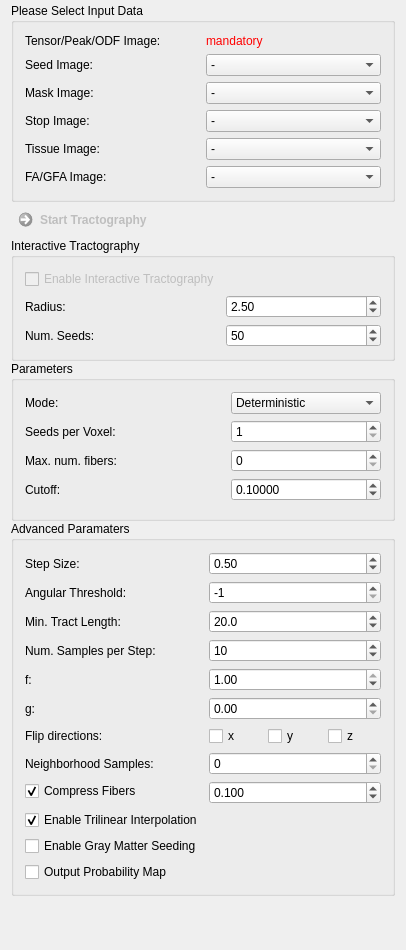
First picture: the form in Plugins/org.mitk.gui.qt.diffusionimaging.tractography/src/internal/QmitkStreamlineTrackingViewControls.ui, repository MITK/MITK, before the edit.
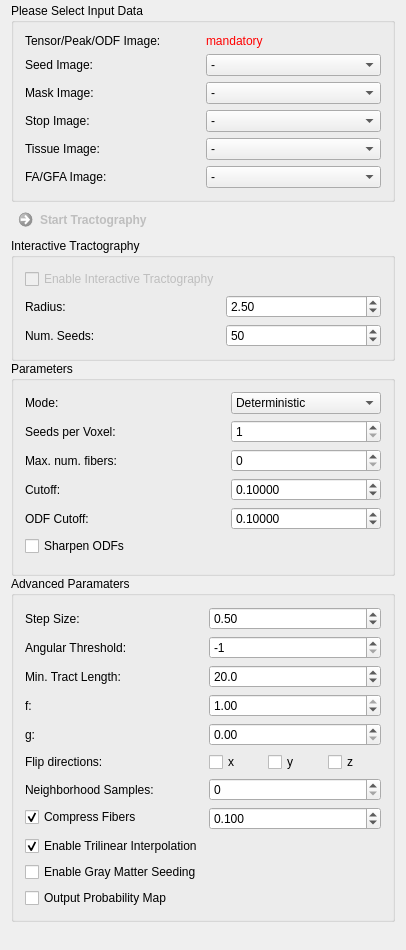
Second picture: the form after the edit. Custom widgets are drawn as their Qt base class.

```diff
--- a/Plugins/org.mitk.gui.qt.diffusionimaging.tractography/src/internal/QmitkStreamlineTrackingViewControls.ui
+++ b/Plugins/org.mitk.gui.qt.diffusionimaging.tractography/src/internal/QmitkStreamlineTrackingViewControls.ui
@@ -310,7 +310,7 @@
         </property>
        </widget>
       </item>
-      <item row="4" column="0">
+      <item row="6" column="0">
        <spacer name="horizontalSpacer">
         <property name="orientation">
          <enum>Qt::Horizontal</enum>
@@ -326,6 +326,45 @@
         </property>
        </spacer>
       </item>
+      <item row="4" column="0">
+       <widget class="QLabel" name="m_OdfCutoffLabel">
+        <property name="toolTip">
+         <string/>
+        </property>
+        <property name="text">
+         <string>ODF Cutoff:</string>
+        </property>
+       </widget>
+      </item>
+      <item row="4" column="1">
+       <widget class="QDoubleSpinBox" name="m_OdfCutoffBox">
+        <property name="toolTip">
+         <string>Additional threshold on the ODF magnitude. This is useful in case of CSD fODF tractography.</string>
+        </property>
+        <property name="decimals">
+         <number>5</number>
+        </property>
+        <property name="maximum">
+         <double>1.000000000000000</double>
+        </property>
+        <property name="singleStep">
+         <double>0.100000000000000</double>
+        </property>
+        <property name="value">
+         <double>0.100000000000000</double>
+        </property>
+       </widget>
+      </item>
+      <item row="5" column="0">
+       <widget class="QCheckBox" name="m_SharpenOdfsBox">
+        <property name="toolTip">
+         <string>If you are using dODF images as input, it is advisable to sharpen the ODFs (min-max normalize and raise to the power of 4). This is not necessary for CSD fODFs, since they are naturally much sharper.</string>
+        </property>
+        <property name="text">
+         <string>Sharpen ODFs</string>
+        </property>
+       </widget>
+      </item>
      </layout>
     </widget>
    </item>
@@ -428,7 +467,7 @@
         </property>
        </widget>
       </item>
-      <item row="4" column="0">
+      <item row="3" column="0">
        <widget class="QLabel" name="m_fLabel">
         <property name="toolTip">
          <string>f parameter of tensor tractography. f=1 + g=0 means FACT (depending on the chosen interpolation). f=0 and g=1 means TEND (disable interpolation for this mode!).</string>
@@ -438,7 +477,7 @@
         </property>
        </widget>
       </item>
-      <item row="4" column="1">
+      <item row="3" column="1">
        <widget class="QDoubleSpinBox" name="m_fBox">
         <property name="toolTip">
          <string>f=1 + g=0 means FACT (depending on the chosen interpolation). f=0 and g=1 means TEND (disable interpolation for this mode!).</string>
@@ -457,7 +496,7 @@
         </property>
        </widget>
       </item>
-      <item row="5" column="0">
+      <item row="4" column="0">
        <widget class="QLabel" name="m_gLabel">
         <property name="toolTip">
          <string/>
@@ -467,7 +506,7 @@
         </property>
        </widget>
       </item>
-      <item row="5" column="1">
+      <item row="4" column="1">
        <widget class="QDoubleSpinBox" name="m_gBox">
         <property name="toolTip">
          <string>f=1 + g=0 means FACT (depending on the chosen interpolation). f=0 and g=1 means TEND (disable interpolation for this mode!).</string>
@@ -486,7 +525,7 @@
         </property>
        </widget>
       </item>
-      <item row="6" column="0">
+      <item row="5" column="0">
        <widget class="QLabel" name="m_SeedsPerVoxelLabel_3">
         <property name="toolTip">
          <string/>
@@ -496,7 +535,7 @@
         </property>
        </widget>
       </item>
-      <item row="6" column="1">
+      <item row="5" column="1">
        <widget class="QFrame" name="frame">
         <property name="frameShape">
          <enum>QFrame::NoFrame</enum>
@@ -550,7 +589,7 @@
         </layout>
        </widget>
       </item>
-      <item row="7" column="0">
+      <item row="6" column="0">
        <widget class="QLabel" name="m_SeedsPerVoxelLabel_2">
         <property name="toolTip">
          <string/>
@@ -560,7 +599,7 @@
         </property>
        </widget>
       </item>
-      <item row="7" column="1">
+      <item row="6" column="1">
        <widget class="QSpinBox" name="m_NumSamplesBox">
         <property name="toolTip">
          <string>Number of neighborhood samples that are used to determine the next fiber progression direction.</string>
@@ -570,7 +609,7 @@
         </property>
        </widget>
       </item>
-      <item row="8" column="0">
+      <item row="7" column="0">
        <widget class="QCheckBox" name="m_ResampleFibersBox">
         <property name="toolTip">
          <string>Resample fibers using the specified error constraint.</string>
@@ -583,7 +622,7 @@
         </property>
        </widget>
       </item>
-      <item row="8" column="1">
+      <item row="7" column="1">
        <widget class="QDoubleSpinBox" name="m_FiberErrorBox">
         <property name="focusPolicy">
          <enum>Qt::StrongFocus</enum>
@@ -605,7 +644,7 @@
         </property>
        </widget>
       </item>
-      <item row="9" column="0">
+      <item row="8" column="0">
        <widget class="QCheckBox" name="m_InterpolationBox">
         <property name="toolTip">
          <string>If false, nearest neighbor interpolation is used.</string>
@@ -618,7 +657,7 @@
         </property>
        </widget>
       </item>
-      <item row="10" column="0">
+      <item row="9" column="0">
        <widget class="QCheckBox" name="m_SeedGmBox">
         <property name="toolTip">
          <string>Requires tissue image.</string>
@@ -631,7 +670,7 @@
         </property>
        </widget>
       </item>
-      <item row="11" column="0">
+      <item row="10" column="0">
        <widget class="QCheckBox" name="m_OutputProbMap">
         <property name="toolTip">
          <string>Output probability map instead of tractogram.</string>
@@ -644,32 +683,6 @@
         </property>
        </widget>
       </item>
-      <item row="3" column="0">
-       <widget class="QLabel" name="m_numProbSamplesLabel">
-        <property name="toolTip">
-         <string>f parameter of tensor tractography. f=1 + g=0 means FACT (depending on the chosen interpolation). f=0 and g=1 means TEND (disable interpolation for this mode!).</string>
-        </property>
-        <property name="text">
-         <string>Num. Samples per Step:</string>
-        </property>
-       </widget>
-      </item>
-      <item row="3" column="1">
-       <widget class="QSpinBox" name="m_numProbSamplesBox">
-        <property name="toolTip">
-         <string>At each integration step the ODF is sampled n times and the most probable direction is used. The higher the number, the closer the behaviour will be to the deterministic ODF tractography.</string>
-        </property>
-        <property name="minimum">
-         <number>1</number>
-        </property>
-        <property name="maximum">
-         <number>9999999</number>
-        </property>
-        <property name="value">
-         <number>10</number>
-        </property>
-       </widget>
-      </item>
      </layout>
     </widget>
    </item>
```
